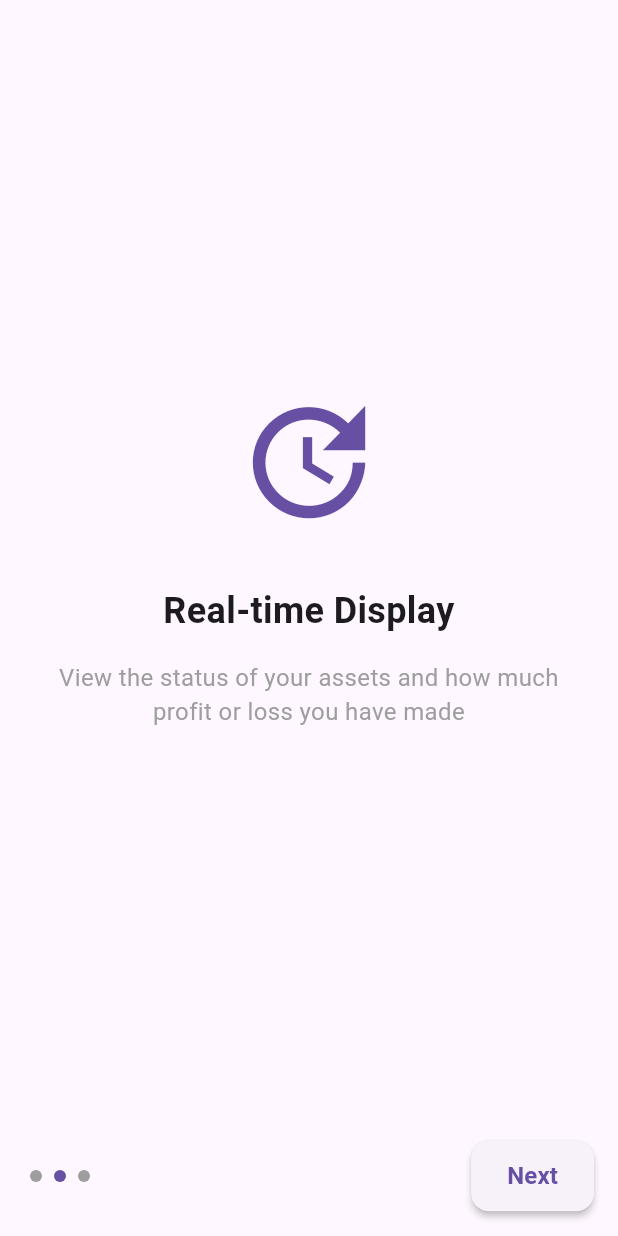
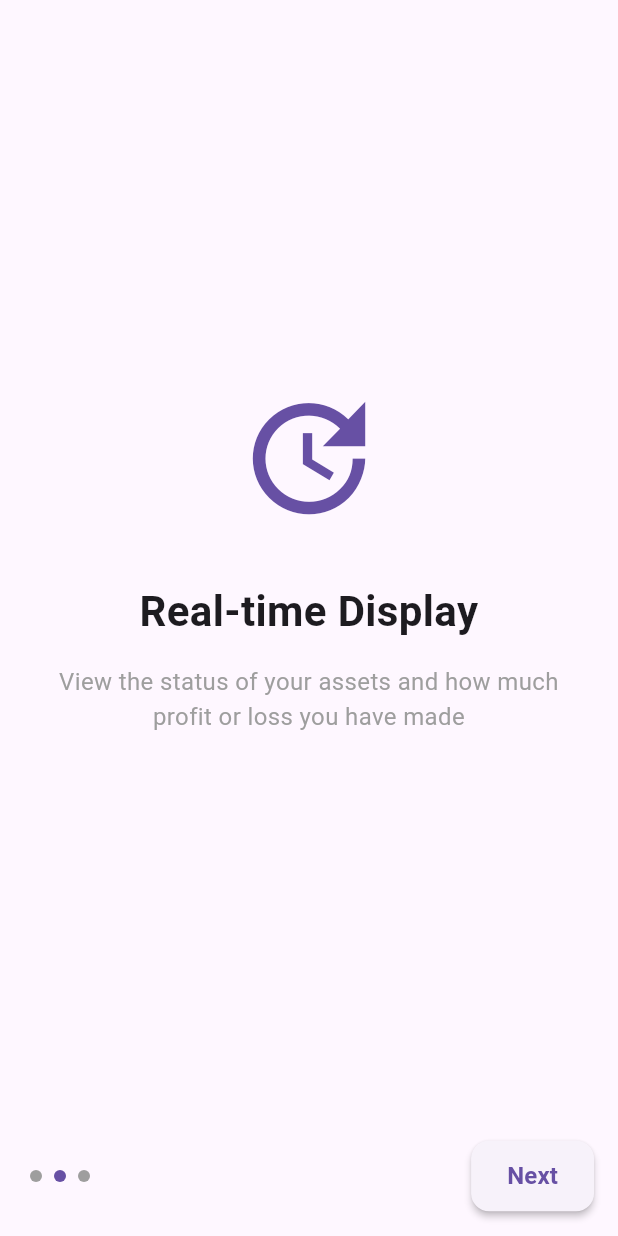
Before and after one commit to ErenBal1/AssetTracker, a Flutter app: the screen it shows after launch, after a tap on "Next", on a phone screen of 412 x 824 dp. Run offline on Flutter 3.47's test engine with Material 3 defaults, Android fonts, the phone set to English and light mode, and no system bars; our stand-ins replace firebase_auth, firebase_core; accounts and stored records are empty; generated files the repository leaves out were written again.

Commit message:
App size constants added.

```diff
--- a/asset_tracker_app/lib/utils/constants/app_size_constants.dart
+++ b/asset_tracker_app/lib/utils/constants/app_size_constants.dart
@@ -1,19 +1,21 @@
 class AppSize {
-  // Icon boyutları
+  // Icon
   static const double iconSmall = 16.0;
   static const double iconMedium = 24.0;
   static const double iconLarge = 32.0;
   static const double iconXL = 48.0;
   static const double iconXXL = 80.0;
+  static const double iconXXXL = 100.0;
 
-  // Button yükseklikleri
+  // Button
   static const double loginButtonHeight = 48.0;
   static const double buttonRadius = 8.0;
 
-  // Text boyutları
+  // Text
   static const double textSmall = 12.0;
   static const double textMedium = 14.0;
   static const double textLarge = 16.0;
   static const double textXL = 20.0;
   static const double textXXL = 28.0;
+  static const double textXXXL = 32;
 }
--- a/asset_tracker_app/lib/view/login_screen_view.dart
+++ b/asset_tracker_app/lib/view/login_screen_view.dart
@@ -1,4 +1,5 @@
 import 'package:asset_tracker_app/localization/strings.dart';
+import 'package:asset_tracker_app/utils/constants/app_size_constants.dart';
 import 'package:asset_tracker_app/utils/constants/empty_size.dart';
 import 'package:asset_tracker_app/utils/mixins/login_screen_mixin.dart';
 import 'package:asset_tracker_app/widgets/login_screen/email_input_field.dart';
@@ -29,14 +30,14 @@ class _LoginScreenViewState extends State<LoginScreenView>
                 const EmptySize.big(),
                 Icon(
                   Icons.inventory,
-                  size: 80,
+                  size: AppSize.iconXXL,
                   color: Theme.of(context).primaryColor,
                 ),
                 const EmptySize.medium(),
                 const Text(
                   LocalStrings.welcome,
                   style: TextStyle(
-                    fontSize: 28,
+                    fontSize: AppSize.textXXL,
                     fontWeight: FontWeight.bold,
                   ),
                   textAlign: TextAlign.center,
--- a/asset_tracker_app/lib/view/splash_view.dart
+++ b/asset_tracker_app/lib/view/splash_view.dart
@@ -1,5 +1,6 @@
 import 'package:asset_tracker_app/localization/strings.dart';
 import 'package:asset_tracker_app/utils/constants/app_routes_constants.dart';
+import 'package:asset_tracker_app/utils/constants/app_size_constants.dart';
 import 'package:asset_tracker_app/utils/constants/empty_size.dart';
 import 'package:flutter/material.dart';
 
@@ -46,14 +47,14 @@ class _SplashScreenViewState extends State<SplashScreenView> {
           children: [
             Icon(
               Icons.inventory,
-              size: 100,
+              size: AppSize.iconXXXL,
               color: Theme.of(context).primaryColor,
             ),
             const EmptySize.medium(),
             const Text(
               LocalStrings.appLabel,
               style: TextStyle(
-                fontSize: 32,
+                fontSize: AppSize.textXXXL,
                 fontWeight: FontWeight.bold,
               ),
             ),
--- a/asset_tracker_app/lib/widgets/onboard_view/onboard_button.dart
+++ b/asset_tracker_app/lib/widgets/onboard_view/onboard_button.dart
@@ -1,3 +1,4 @@
+import 'package:asset_tracker_app/utils/constants/app_size_constants.dart';
 import 'package:flutter/material.dart';
 
 class OnboardingButton extends StatelessWidget {
@@ -27,7 +28,7 @@ class OnboardingButton extends StatelessWidget {
       child: Text(
         text,
         style: const TextStyle(
-          fontSize: 16,
+          fontSize: AppSize.textLarge,
           fontWeight: FontWeight.bold,
         ),
       ),
--- a/asset_tracker_app/lib/widgets/onboard_view/onboard_page_widget.dart
+++ b/asset_tracker_app/lib/widgets/onboard_view/onboard_page_widget.dart
@@ -1,3 +1,4 @@
+import 'package:asset_tracker_app/utils/constants/app_size_constants.dart';
 import 'package:asset_tracker_app/utils/constants/empty_size.dart';
 import 'package:flutter/material.dart';
 
@@ -23,14 +24,14 @@ class OnboardingPage extends StatelessWidget {
           children: [
             Icon(
               icon,
-              size: 100,
+              size: AppSize.iconXXXL,
               color: Theme.of(context).primaryColor,
             ),
             const EmptySize.mediumLarge(),
             Text(
               title,
               style: const TextStyle(
-                fontSize: 24,
+                fontSize: AppSize.textXXL,
                 fontWeight: FontWeight.bold,
               ),
               textAlign: TextAlign.center,
@@ -39,7 +40,7 @@ class OnboardingPage extends StatelessWidget {
             Text(
               description,
               style: const TextStyle(
-                fontSize: 16,
+                fontSize: AppSize.textLarge,
                 color: Colors.grey,
               ),
               textAlign: TextAlign.center,
```
